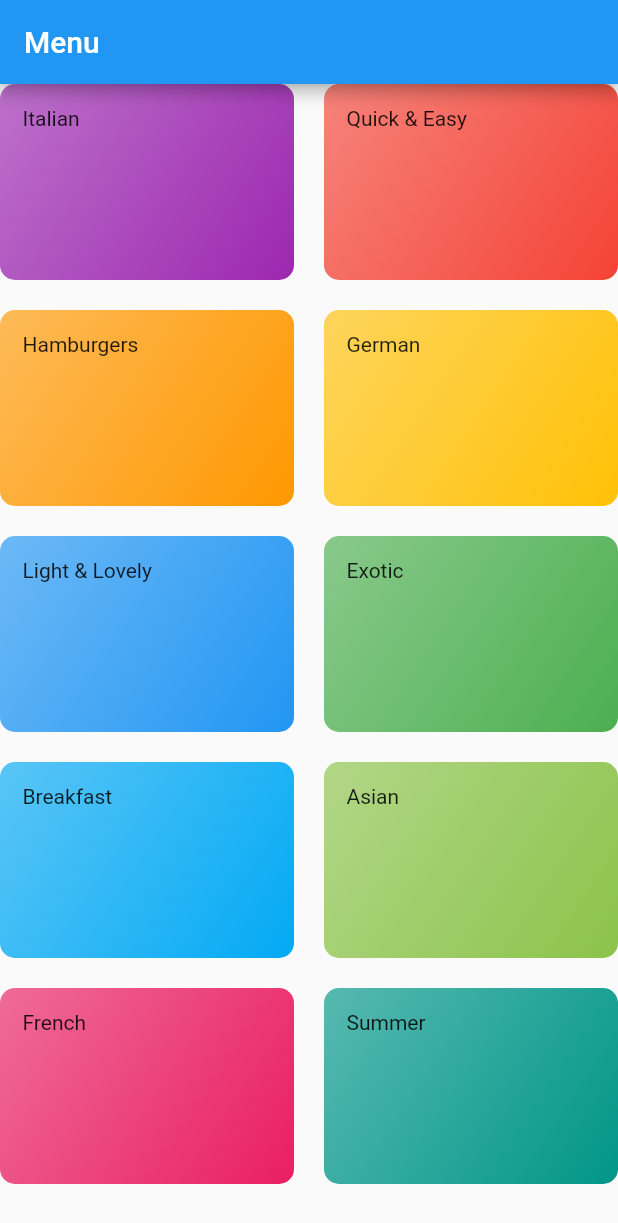
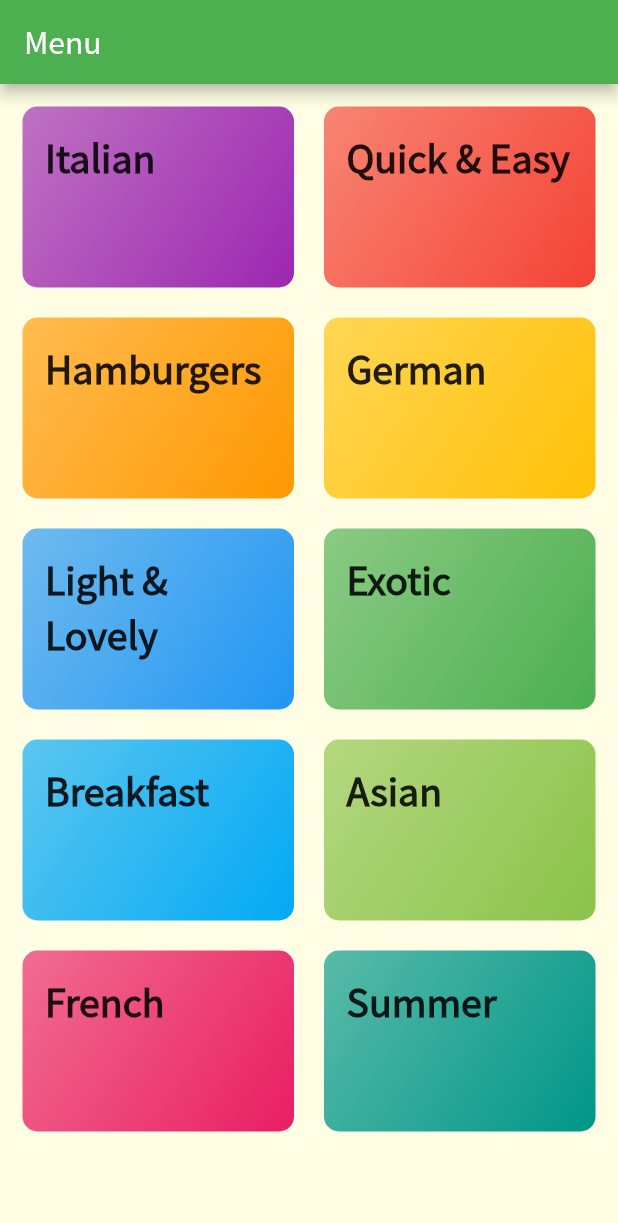
Before and after one commit to DimaMamaev/flutter-nav, a Flutter app: the screen it shows after launch, on a phone screen of 412 x 824 dp. Shown: the top 1223 px of the screen. Run offline on Flutter 3.47's test engine with Material 2 defaults, Android fonts, the phone set to English and light mode, and no system bars.

Commit message:
added some global styles

```diff
--- a/lib/components/category-item/category-item.dart
+++ b/lib/components/category-item/category-item.dart
@@ -10,7 +10,10 @@ class CategoryItem extends StatelessWidget {
   Widget build(BuildContext context) {
     return Container(
       padding: const EdgeInsets.all(15),
-      child: Text(title),
+      child: Text(
+        title,
+        style: Theme.of(context).textTheme.headline6,
+      ),
       decoration: BoxDecoration(
           gradient: LinearGradient(
             colors: [color.withOpacity(0.65), color],
--- a/lib/main.dart
+++ b/lib/main.dart
@@ -11,6 +11,16 @@ class MyApp extends StatelessWidget {
   Widget build(BuildContext context) {
     return MaterialApp(
       title: 'Menu application',
+      theme: ThemeData(
+          primarySwatch: Colors.green,
+          accentColor: Colors.amber,
+          canvasColor: Color.fromRGBO(255, 254, 229, 1),
+          fontFamily: 'NotoSansJP',
+          textTheme: ThemeData.light().textTheme.copyWith(
+                  headline6: TextStyle(
+                fontSize: 25,
+                fontWeight: FontWeight.w700,
+              ))),
       home: CategoriesScreen(),
     );
   }
--- a/lib/screens/categories/categories.dart
+++ b/lib/screens/categories/categories.dart
@@ -11,6 +11,7 @@ class CategoriesScreen extends StatelessWidget {
         title: const Text('Menu'),
       ),
       body: GridView(
+          padding: EdgeInsets.all(15),
           children: DATA_CATEGORIES
               .map((element) => CategoryItem(
                     title: element.title,
```
Also changed, not shown: pubspec.yaml (+7 -9 lines), 2 other files.
